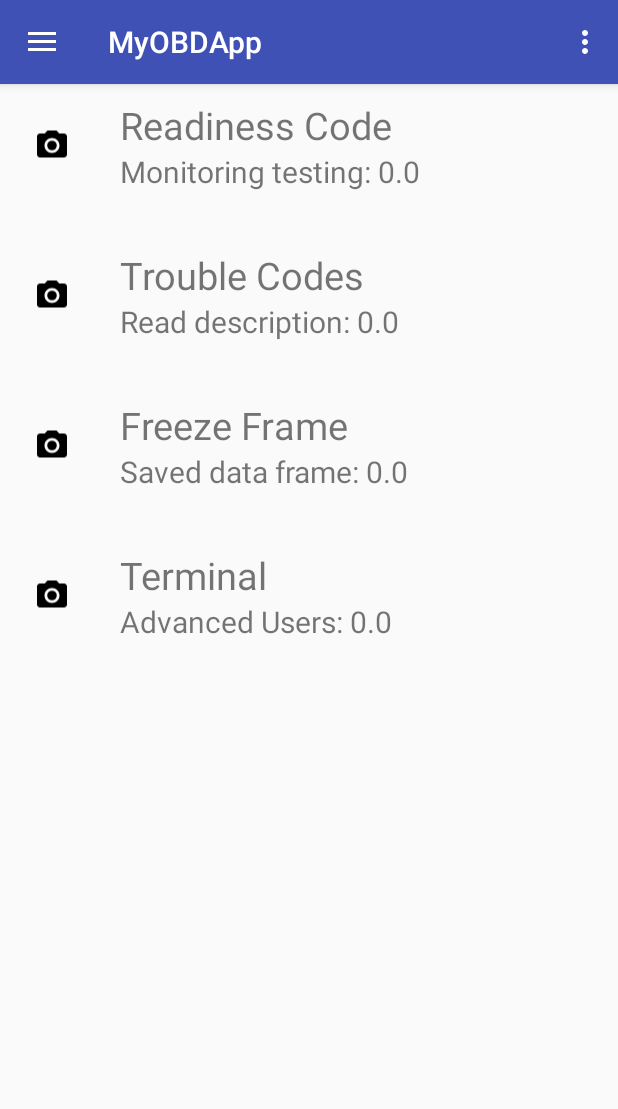
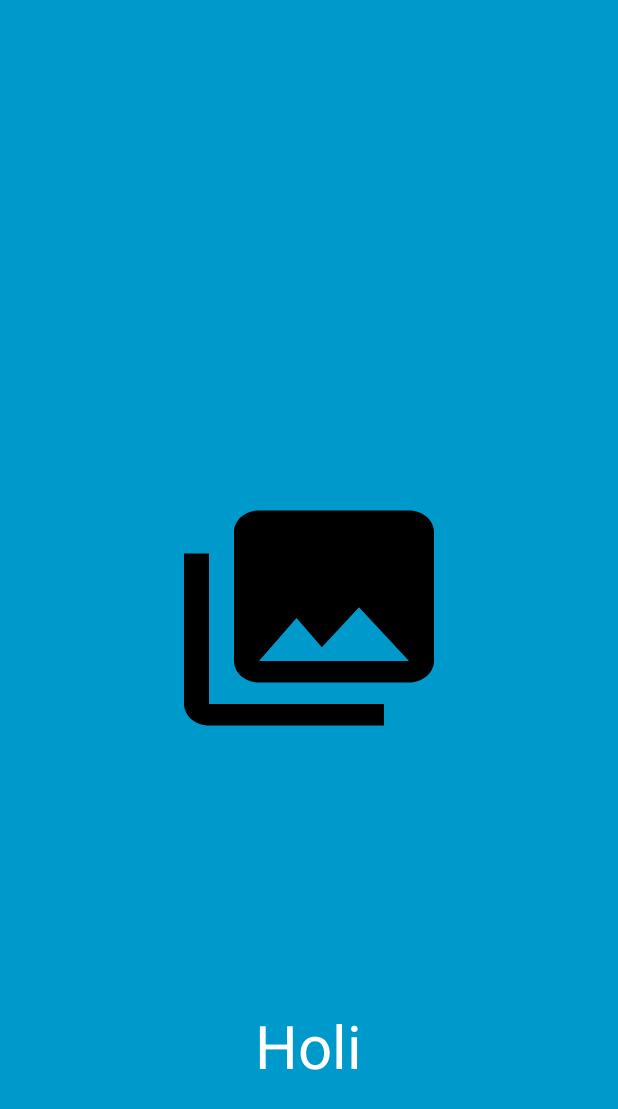
Before and after one commit to FLKN/MyOBDApp, an Android app: the first screen one second after launch (MainActivity before the commit, SplashScreenActivity after it), on a phone screen of 412 x 824 dp. Shown: the top 1109 px of the screen. Run offline under Robolectric (Android 15) with nearby library versions, the phone set to English and light mode, and no system bars.

Commit message:
SplashScreen

```diff
--- /dev/null
+++ b/app/src/main/java/com/controller/obd/myobdapp/Activities/SplashScreenActivity.java
@@ -0,0 +1,31 @@
+package com.controller.obd.myobdapp.Activities;
+
+import android.app.Activity;
+import android.content.Intent;
+import android.os.Bundle;
+import android.os.Handler;
+
+import com.controller.obd.myobdapp.R;
+
+
+public class SplashScreenActivity extends Activity {
+    private static int SPLASH_TIEMPO = 3000;
+
+    @Override
+    protected void onCreate(Bundle savedInstanceState) {
+
+        super.onCreate(savedInstanceState);
+        setContentView(R.layout.activity_splash_screen);
+
+        new Handler().postDelayed(new Runnable() {
+
+            @Override
+            public void run() {
+                Intent i = new Intent(SplashScreenActivity.this, MainActivity.class);
+                startActivity(i);
+
+                finish();
+            }
+        }, SPLASH_TIEMPO);
+    }
+}
--- a/app/src/main/java/com/controller/obd/myobdapp/Adapters/HomeAdapter.java
+++ b/app/src/main/java/com/controller/obd/myobdapp/Adapters/GenericAdapter.java
@@ -1,7 +1,6 @@
 package com.controller.obd.myobdapp.Adapters;
 
 import android.content.Context;
-import android.graphics.drawable.Drawable;
 import android.view.LayoutInflater;
 import android.view.View;
 import android.view.ViewGroup;
@@ -14,15 +13,12 @@ import com.controller.obd.myobdapp.R;
 
 import java.util.List;
 
-/**
- * Created by silve on 19/08/2016.
- */
-public class HomeAdapter extends BaseAdapter{
+public class GenericAdapter extends BaseAdapter{
 
     private Context context;
     private List<GenericItem> items;
 
-    public HomeAdapter(Context context, List<GenericItem> items) {
+    public GenericAdapter(Context context, List<GenericItem> items) {
         this.context = context;
         this.items = items;
     }
@@ -76,6 +72,4 @@ public class HomeAdapter extends BaseAdapter{
 
         return rowView;
     }
-
-
 }
--- a/app/src/main/java/com/controller/obd/myobdapp/Fragments/HomeFragment.java
+++ b/app/src/main/java/com/controller/obd/myobdapp/Fragments/HomeFragment.java
@@ -3,7 +3,6 @@ package com.controller.obd.myobdapp.Fragments;
 
 import android.os.Bundle;
 import android.support.v4.app.Fragment;
-import android.support.v4.app.FragmentManager;
 import android.view.LayoutInflater;
 import android.view.View;
 import android.view.ViewGroup;
@@ -11,7 +10,7 @@ import android.widget.AdapterView;
 import android.widget.ListView;
 import android.widget.Toast;
 
-import com.controller.obd.myobdapp.Adapters.HomeAdapter;
+import com.controller.obd.myobdapp.Adapters.GenericAdapter;
 import com.controller.obd.myobdapp.Items.GenericItem;
 import com.controller.obd.myobdapp.R;
 
@@ -21,7 +20,7 @@ import java.util.List;
 
 public class HomeFragment extends Fragment {
 
-    public ListView home_list;
+    public ListView generic_list;
     public Fragment fragment = null;
     public Class fragmentClass = null;
 
@@ -35,7 +34,7 @@ public class HomeFragment extends Fragment {
                              Bundle savedInstanceState) {
         View view = inflater.inflate(R.layout.fragment_home, container, false);
 
-        home_list = (ListView) view.findViewById(R.id.home_list);
+        generic_list = (ListView) view.findViewById(R.id.home_list);
 
         List items = new ArrayList();
 
@@ -46,13 +45,12 @@ public class HomeFragment extends Fragment {
         items.add(new GenericItem(status,"Freeze Frame","Saved data frame",data));
         items.add(new GenericItem(status,"Terminal","Advanced Users",data));
 
-        home_list.setAdapter(new HomeAdapter(view.getContext(),items));
+        generic_list.setAdapter(new GenericAdapter(view.getContext(),items));
 
-        home_list.setOnItemClickListener(new AdapterView.OnItemClickListener(){
+        generic_list.setOnItemClickListener(new AdapterView.OnItemClickListener(){
             @Override
             public void onItemClick(AdapterView<?> adapter, View view,
                                     int position, long arg) {
-
                 switch (position){
                     case 0:
                         Toast.makeText(view.getContext(),"Posición 0",Toast.LENGTH_SHORT).show();
@@ -67,8 +65,6 @@ public class HomeFragment extends Fragment {
                         Toast.makeText(view.getContext(),"Posición 3",Toast.LENGTH_SHORT).show();
                         break;
                 }
-
-
             }
         });
 
--- /dev/null
+++ b/app/src/main/res/layout/activity_splash_screen.xml
@@ -0,0 +1,43 @@
+<FrameLayout xmlns:android="http://schemas.android.com/apk/res/android"
+    xmlns:tools="http://schemas.android.com/tools"
+    android:layout_width="match_parent"
+    android:layout_height="match_parent"
+    android:background="#0099cc"
+    tools:context=".Activities.SplashScreenActivity">
+
+    <!-- This FrameLayout insets its children based on system windows using
+         android:fitsSystemWindows. -->
+    <TextView
+        android:layout_width="wrap_content"
+        android:layout_height="wrap_content"
+        android:text="Holi"
+        android:textColor="#FFF"
+        android:textAlignment="center"
+        android:layout_gravity="center|bottom"
+        android:layout_marginBottom="100dp"
+        android:textSize="40dp"/>
+
+    <FrameLayout
+        android:layout_width="200dp"
+        android:layout_gravity="center"
+        android:layout_height="172dp"
+        android:fitsSystemWindows="true"
+        android:background="@drawable/ic_menu_gallery">
+
+        <LinearLayout
+            android:id="@+id/fullscreen_content_controls"
+            style="?metaButtonBarStyle"
+            android:layout_width="match_parent"
+            android:layout_height="wrap_content"
+            android:layout_gravity="bottom|center_horizontal"
+            android:background="@color/black_overlay"
+            android:orientation="horizontal"
+            tools:ignore="UselessParent">
+
+
+
+
+        </LinearLayout>
+    </FrameLayout>
+
+</FrameLayout>
--- a/app/src/main/res/values/colors.xml
+++ b/app/src/main/res/values/colors.xml
@@ -3,4 +3,6 @@
     <color name="colorPrimary">#3F51B5</color>
     <color name="colorPrimaryDark">#303F9F</color>
     <color name="colorAccent">#FF4081</color>
+
+    <color name="black_overlay">#66000000</color>
 </resources>
--- a/app/src/main/res/values/strings.xml
+++ b/app/src/main/res/values/strings.xml
@@ -67,4 +67,8 @@
     <string name="pref_ringtone_silent">Silent</string>
 
     <string name="pref_title_vibrate">Vibrate</string>
+
+    <string name="title_activity_screen_splash">ScreenSplashActivity</string>
+    <string name="dummy_button">Dummy Button</string>
+    <string name="dummy_content">DUMMY\nCONTENT</string>
 </resources>
```
Also changed, not shown: app/src/main/AndroidManifest.xml (+8 -3 lines), app/src/main/res/values/attrs.xml (added, +12 -0 lines), app/src/main/res/values/styles.xml (+12 -0 lines).
